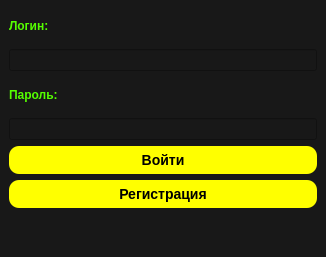
dmsrgv/dbprogram, file design.ui: the form before one commit.
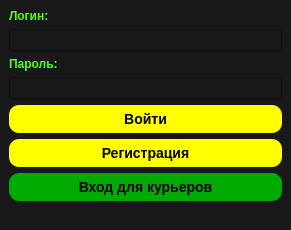
The form after the commit.

Commit message: Окно для курьеров

```diff
--- a/design.ui
+++ b/design.ui
@@ -6,8 +6,8 @@
    <rect>
     <x>0</x>
     <y>0</y>
-    <width>326</width>
-    <height>257</height>
+    <width>291</width>
+    <height>226</height>
    </rect>
   </property>
   <property name="windowTitle">
@@ -92,6 +92,24 @@
       </property>
      </widget>
     </item>
+    <item>
+     <widget class="QPushButton" name="pushButton_3">
+      <property name="styleSheet">
+       <string notr="true">QPushButton {background-color:rgb(0, 170, 0);
+     border-style: outset;
+     border-radius: 10px;
+     border-color: beige;
+     font: bold 14px;
+     min-width: 10em;
+     padding: 6px;}
+QPushButton::hover{background-color: rgb(0, 243, 0)}
+QPushButton::pressed{background-color: rgb(0, 74, 0)}</string>
+      </property>
+      <property name="text">
+       <string>Вход для курьеров</string>
+      </property>
+     </widget>
+    </item>
     <item>
      <widget class="QLabel" name="label">
       <property name="styleSheet">
```
The commit also changes 5 other files.
